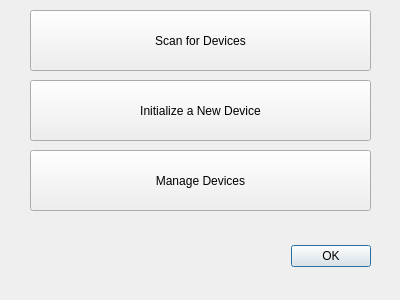
Old version of the form Graffik/gui/core/Dialogs/netbasedialog.ui in the repository DynamicPerception/Graffik_Legacy.
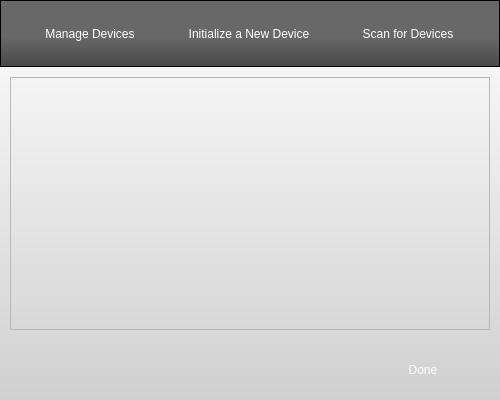
New version of the form. Icons and pictures are not drawn.

```diff
--- a/Graffik/gui/core/Dialogs/netbasedialog.ui
+++ b/Graffik/gui/core/Dialogs/netbasedialog.ui
@@ -6,12 +6,12 @@
    <rect>
     <x>0</x>
     <y>0</y>
-    <width>400</width>
-    <height>300</height>
+    <width>500</width>
+    <height>400</height>
    </rect>
   </property>
   <property name="sizePolicy">
-   <sizepolicy hsizetype="Fixed" vsizetype="Fixed">
+   <sizepolicy hsizetype="Preferred" vsizetype="Preferred">
     <horstretch>0</horstretch>
     <verstretch>0</verstretch>
    </sizepolicy>
@@ -24,68 +24,172 @@
   </property>
   <property name="maximumSize">
    <size>
-    <width>400</width>
-    <height>300</height>
+    <width>16777215</width>
+    <height>16777215</height>
    </size>
   </property>
   <property name="windowTitle">
    <string>Devices</string>
   </property>
-  <widget class="QDialogButtonBox" name="buttonBox">
-   <property name="geometry">
-    <rect>
-     <x>30</x>
-     <y>240</y>
-     <width>341</width>
-     <height>32</height>
-    </rect>
+  <property name="styleSheet">
+   <string notr="true">#NetBaseDialog {
+background-color:qlineargradient(spread:pad, x1:0, y1:0, x2:0, y2:1, stop:0 rgba(253, 253, 253, 255), stop:1 rgba(208, 208, 208, 255));
+}
+
+#topFrame {
+background-color: qlineargradient(spread:pad, x1:0, y1:0, x2:0, y2:1, stop:0.541872 rgba(104, 104, 104, 255), stop:1 rgba(74, 74, 74, 255));
+}
+
+#initButton, #manageButton, #scanButton {
+border-image:url(:/core/black-but-normal.png);
+border: 0px transparent;
+color: rgb(255,255,255);
+min-width: 146px;
+max-width: 146px;
+min-height: 41px;
+max-height: 41px;
+}
+
+#initButton:pressed, #manageButton:pressed, #scanButton:pressed {
+border-image:url(:/core/black-but-pressed.png);
+}
+
+#doneButton {
+color:rgb(255,255,255);
+border-image:url(:/core/affirmative-big-button-normal.png);
+border: 0px transparent;
+min-width:136px;
+min-height: 42px;
+max-width:136px;
+max-height: 42px;
+}
+
+#doneButton:pressed {
+border-image:url(:/core/affirmative-big-button-pressed.png);
+
+}
+
+#actionFrame {
+margin: 10px;
+}
+
+#buttonFrame {
+border:0px;
+margin-top:0px;
+}</string>
+  </property>
+  <layout class="QGridLayout" name="gridLayout">
+   <property name="margin">
+    <number>0</number>
    </property>
-   <property name="orientation">
-    <enum>Qt::Horizontal</enum>
+   <property name="spacing">
+    <number>0</number>
    </property>
-   <property name="standardButtons">
-    <set>QDialogButtonBox::Ok</set>
-   </property>
-  </widget>
-  <widget class="QPushButton" name="scanButton">
-   <property name="geometry">
-    <rect>
-     <x>30</x>
-     <y>10</y>
-     <width>341</width>
-     <height>61</height>
-    </rect>
-   </property>
-   <property name="text">
-    <string>Scan for Devices</string>
-   </property>
-  </widget>
-  <widget class="QPushButton" name="initButton">
-   <property name="geometry">
-    <rect>
-     <x>30</x>
-     <y>80</y>
-     <width>341</width>
-     <height>61</height>
-    </rect>
-   </property>
-   <property name="text">
-    <string>Initialize a New Device</string>
-   </property>
-  </widget>
-  <widget class="QPushButton" name="manageButton">
-   <property name="geometry">
-    <rect>
-     <x>30</x>
-     <y>150</y>
-     <width>341</width>
-     <height>61</height>
-    </rect>
-   </property>
-   <property name="text">
-    <string>Manage Devices</string>
-   </property>
-  </widget>
+   <item row="0" column="0">
+    <widget class="QFrame" name="topFrame">
+     <property name="frameShape">
+      <enum>QFrame::StyledPanel</enum>
+     </property>
+     <property name="frameShadow">
+      <enum>QFrame::Raised</enum>
+     </property>
+     <layout class="QHBoxLayout" name="horizontalLayout">
+      <item>
+       <widget class="QPushButton" name="manageButton">
+        <property name="text">
+         <string>Manage Devices</string>
+        </property>
+       </widget>
+      </item>
+      <item>
+       <widget class="QPushButton" name="initButton">
+        <property name="text">
+         <string>Initialize a New Device</string>
+        </property>
+       </widget>
+      </item>
+      <item>
+       <widget class="QPushButton" name="scanButton">
+        <property name="text">
+         <string>Scan for Devices</string>
+        </property>
+       </widget>
+      </item>
+     </layout>
+    </widget>
+   </item>
+   <item row="1" column="0">
+    <widget class="QFrame" name="actionFrame">
+     <property name="frameShape">
+      <enum>QFrame::StyledPanel</enum>
+     </property>
+     <property name="frameShadow">
+      <enum>QFrame::Raised</enum>
+     </property>
+    </widget>
+   </item>
+   <item row="2" column="0">
+    <widget class="QFrame" name="buttonFrame">
+     <property name="frameShape">
+      <enum>QFrame::StyledPanel</enum>
+     </property>
+     <property name="frameShadow">
+      <enum>QFrame::Raised</enum>
+     </property>
+     <layout class="QGridLayout" name="gridLayout_2">
+      <item row="1" column="1">
+       <widget class="QPushButton" name="doneButton">
+        <property name="text">
+         <string>Done</string>
+        </property>
+       </widget>
+      </item>
+      <item row="1" column="0">
+       <spacer name="horizontalSpacer">
+        <property name="orientation">
+         <enum>Qt::Horizontal</enum>
+        </property>
+        <property name="sizeHint" stdset="0">
+         <size>
+          <width>40</width>
+          <height>20</height>
+         </size>
+        </property>
+       </spacer>
+      </item>
+     </layout>
+    </widget>
+   </item>
+   <item row="1" column="1">
+    <spacer name="verticalSpacer">
+     <property name="orientation">
+      <enum>Qt::Vertical</enum>
+     </property>
+     <property name="sizeHint" stdset="0">
+      <size>
+       <width>0</width>
+       <height>40</height>
+      </size>
+     </property>
+    </spacer>
+   </item>
+   <item row="0" column="1">
+    <spacer name="verticalSpacer_2">
+     <property name="orientation">
+      <enum>Qt::Vertical</enum>
+     </property>
+     <property name="sizeType">
+      <enum>QSizePolicy::Maximum</enum>
+     </property>
+     <property name="sizeHint" stdset="0">
+      <size>
+       <width>0</width>
+       <height>67</height>
+      </size>
+     </property>
+    </spacer>
+   </item>
+  </layout>
  </widget>
  <resources/>
  <connections>
```
Left out of the diff: 35 changed lines with no effect on the pictures.
